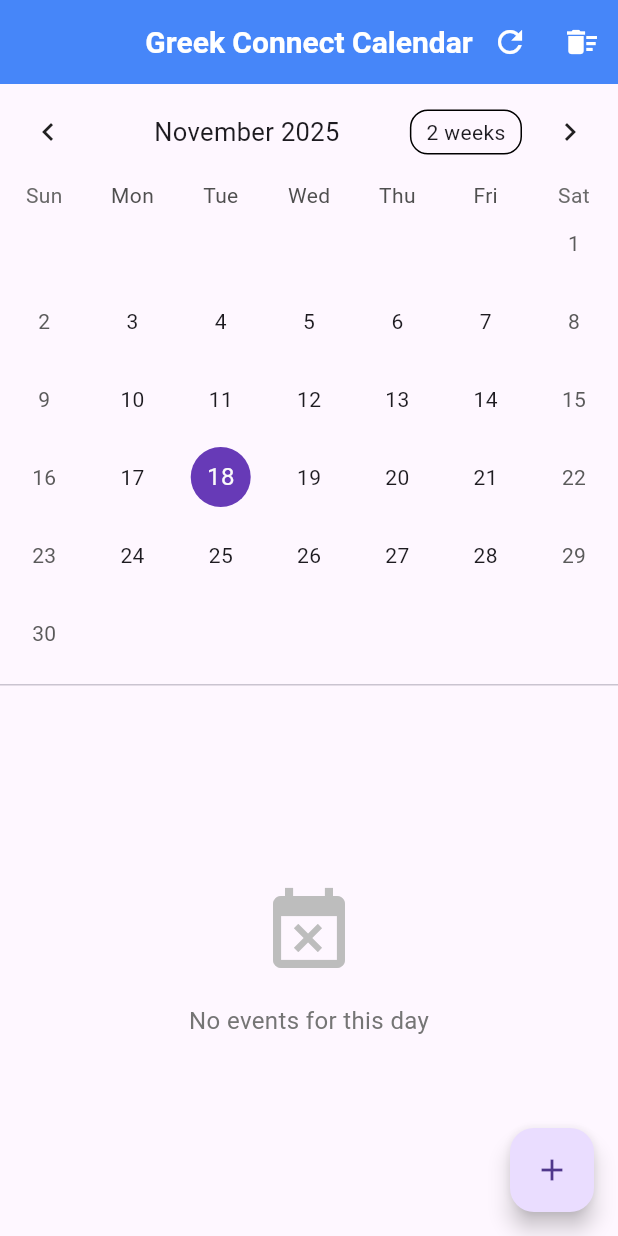
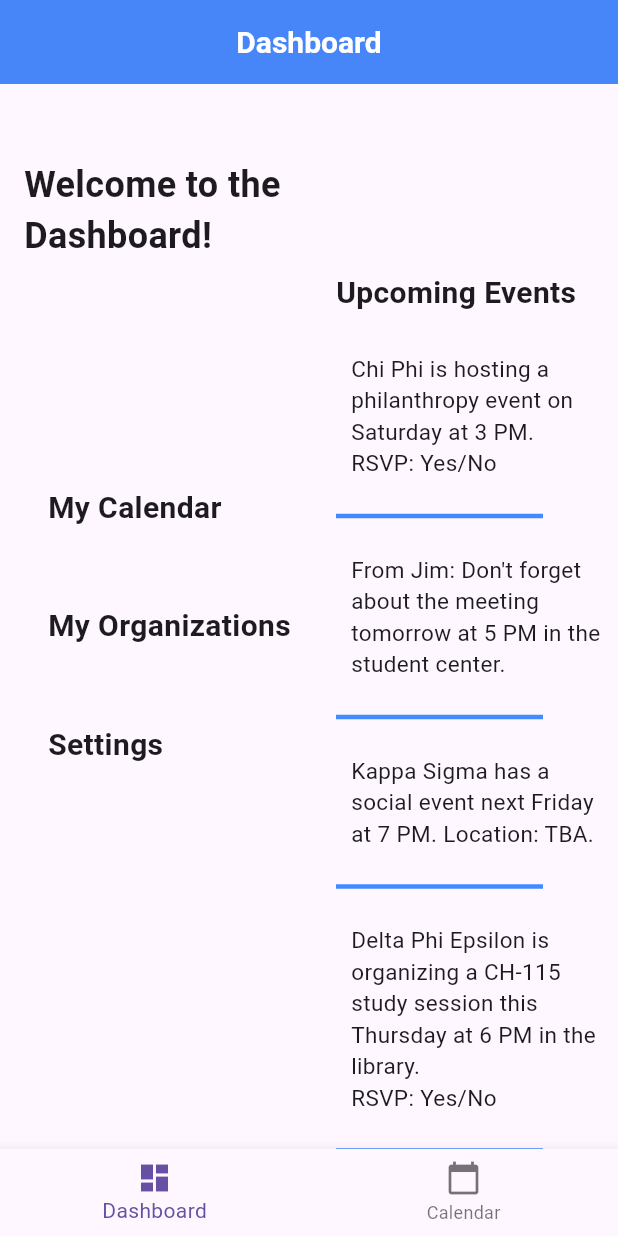
Before and after one commit to Jgalligan1/GreekConnect, a Flutter app: the screen it shows after launch, on a phone screen of 412 x 824 dp. Run offline on Flutter 3.47's test engine with Material 3 defaults, Android fonts, the phone set to English and light mode, and no system bars; drawn by our look-alikes of table_calendar; our stand-ins replace shared_preferences.

Commit message:
Dashboard Screen Implementation, Add event form screen minor fix

```diff
--- a/greek_connect/lib/main.dart
+++ b/greek_connect/lib/main.dart
@@ -1,6 +1,7 @@
 // lib/main.dart
 
 import 'package:flutter/material.dart';
+import 'package:greek_connect/screens/dashboard_screen.dart';
 import 'screens/calendar_screen.dart';
 import 'package:intl/date_symbol_data_local.dart';
 
@@ -34,7 +35,58 @@ class MyApp extends StatelessWidget {
 
         useMaterial3: true,
       ),
-      home: CalendarScreen(),
+      home: MyHomePage(),
     );
   }
 }
+
+class MyHomePage extends StatefulWidget {
+  const MyHomePage({super.key});
+
+  @override
+  State<MyHomePage> createState() => _MyHomePageState();
+}
+
+class _MyHomePageState extends State<MyHomePage> {
+  int selectedIndex = 0;
+
+  @override
+  Widget build(BuildContext context) {
+    Widget page;
+    switch (selectedIndex) {
+      case 0:
+        page = DashboardScreen();
+        break;
+      case 1:
+        page = CalendarScreen();
+        break;
+      default:
+        page = DashboardScreen();
+    }
+    return LayoutBuilder(
+      builder: (context, constraints) {
+        return Scaffold(
+          body: page,
+          bottomNavigationBar: BottomNavigationBar(
+            currentIndex: selectedIndex,
+            onTap: (index) {
+              setState(() {
+                selectedIndex = index;
+              });
+            },
+            items: const [
+              BottomNavigationBarItem(
+                icon: Icon(Icons.dashboard),
+                label: 'Dashboard',
+              ),
+              BottomNavigationBarItem(
+                icon: Icon(Icons.calendar_today),
+                label: 'Calendar',
+              ),
+            ],
+          ),
+        );
+      },
+    );
+  }
+}
--- a/greek_connect/lib/screens/calendar_screen.dart
+++ b/greek_connect/lib/screens/calendar_screen.dart
@@ -98,36 +98,6 @@ class _CalendarScreenState extends State<CalendarScreen> {
   Future<void> _addEvent(Event event) async {
     final normalizedDate = _normalizeDate(event.date);
     if (_selectedDay == null) return;
-    // final controller = TextEditingController();
-
-    // await showDialog(
-    //   context: context,
-    //   builder: (BuildContext context) {
-    //     return AlertDialog(
-    //       title: const Text('Add Event'),
-    //       content: FormScreen(selectedDate: _selectedDay!),
-    //       actions: <Widget>[
-    //         TextButton(
-    //           child: const Text('Cancel'),
-    //           onPressed: () {
-    //             Navigator.of(context).pop();
-    //           },
-    //         ),
-    //         TextButton(
-    //           child: const Text('Add'),
-    //           onPressed: () {
-    //             final newEvent = Event(
-    //               title: controller.text,
-    //               date: _selectedDay!,
-    //               color: 0xFF2196F3,
-    //             );
-    //             Navigator.of(context).pop(newEvent);
-    //           },
-    //         ),
-    //       ],
-    //     );
-    //   },
-    // );
 
     // Update in-memory cache first (immediate UI update)
     setState(() {
@@ -349,12 +319,9 @@ class _CalendarScreenState extends State<CalendarScreen> {
           final newEvent = await Navigator.push(
             context,
             MaterialPageRoute(
-              builder: (BuildContext context) {
-                return AlertDialog(
-                  title: const Text('Add Event'),
-                  content: FormScreen(selectedDate: _selectedDay!),
-                );
-              },
+              builder: (BuildContext context) =>
+                  FormScreen(selectedDate: _selectedDay!),
+              fullscreenDialog: true,
             ),
           );
           if (newEvent != null) {
--- /dev/null
+++ b/greek_connect/lib/screens/dashboard_screen.dart
@@ -0,0 +1,161 @@
+// lib/screens/dashboard_screen.dart
+
+import 'package:flutter/material.dart';
+import 'package:table_calendar/table_calendar.dart';
+import '../models/event.dart';
+import '../services/event_storage.dart';
+import '../screens/form_screen.dart';
+
+class DashboardScreen extends StatefulWidget {
+  const DashboardScreen({Key? key}) : super(key: key);
+
+  @override
+  State<DashboardScreen> createState() => _DashboardScreenState();
+}
+
+class _DashboardScreenState extends State<DashboardScreen> {
+  @override
+  Widget build(BuildContext context) {
+    return Scaffold(
+      appBar: AppBar(title: const Text('Dashboard')),
+      body: Padding(
+        padding: const EdgeInsets.only(left: 16.0),
+        child: Row(
+          crossAxisAlignment: CrossAxisAlignment.start,
+          children: [
+            Expanded(
+              child: Column(
+                crossAxisAlignment: CrossAxisAlignment.start,
+                children: [
+                  Padding(padding: EdgeInsets.only(top: 50.0)),
+                  Text(
+                    'Welcome to the Dashboard!',
+                    style: TextStyle(fontSize: 24, fontWeight: FontWeight.bold),
+                  ),
+                  Padding(padding: EdgeInsets.only(top: 150.0)),
+                  Padding(
+                    padding: EdgeInsets.only(left: 16.0),
+                    child: Text(
+                      'My Calendar',
+                      style: TextStyle(
+                        fontSize: 20,
+                        fontWeight: FontWeight.w600,
+                      ),
+                    ),
+                  ),
+                  Padding(padding: EdgeInsets.only(top: 50.0)),
+                  Padding(
+                    padding: EdgeInsets.only(left: 16.0),
+                    child: Text(
+                      'My Organizations',
+                      style: TextStyle(
+                        fontSize: 20,
+                        fontWeight: FontWeight.w600,
+                      ),
+                    ),
+                  ),
+                  Padding(padding: EdgeInsets.only(top: 50.0)),
+                  Padding(
+                    padding: EdgeInsets.only(left: 16.0),
+                    child: Text(
+                      'Settings',
+                      style: TextStyle(
+                        fontSize: 20,
+                        fontWeight: FontWeight.w600,
+                      ),
+                    ),
+                  ),
+                ],
+              ),
+            ),
+            const SizedBox(width: 20),
+            Expanded(
+              child: Column(
+                crossAxisAlignment: CrossAxisAlignment.start,
+                children: const [
+                  Padding(padding: EdgeInsets.only(top: 125.0)),
+                  Padding(
+                    padding: EdgeInsets.only(right: 10.0),
+                    child: Text(
+                      'Upcoming Events',
+                      style: TextStyle(
+                        fontSize: 20,
+                        fontWeight: FontWeight.w600,
+                      ),
+                    ),
+                  ),
+                  Padding(padding: EdgeInsets.only(top: 25.0)),
+                  Padding(
+                    padding: EdgeInsets.only(left: 10.0),
+                    child: Text(
+                      'Chi Phi is hosting a philanthropy event on Saturday at 3 PM.\nRSVP: Yes/No',
+                      style: TextStyle(
+                        fontSize: 15,
+                        fontWeight: FontWeight.w400,
+                      ),
+                    ),
+                  ),
+                  Divider(
+                    thickness: 3,
+                    endIndent: 50,
+                    color: Colors.blueAccent,
+                    height: 50,
+                  ),
+                  Padding(
+                    padding: EdgeInsets.only(left: 10.0, right: 10),
+                    child: Text(
+                      'From Jim: Don\'t forget about the meeting tomorrow at 5 PM in the student center.',
+                      style: TextStyle(
+                        fontSize: 15,
+                        fontWeight: FontWeight.w400,
+                      ),
+                    ),
+                  ),
+                  Divider(
+                    thickness: 3,
+                    endIndent: 50,
+                    color: Colors.blueAccent,
+                    height: 50,
+                  ),
+                  Padding(
+                    padding: EdgeInsets.only(left: 10.0, right: 10),
+                    child: Text(
+                      'Kappa Sigma has a social event next Friday at 7 PM. Location: TBA.',
+                      style: TextStyle(
+                        fontSize: 15,
+                        fontWeight: FontWeight.w400,
+                      ),
+                    ),
+                  ),
+                  Divider(
+                    thickness: 3,
+                    endIndent: 50,
+                    color: Colors.blueAccent,
+                    height: 50,
+                  ),
+                  Padding(
+                    padding: EdgeInsets.only(left: 10.0, right: 10),
+                    child: Text(
+                      'Delta Phi Epsilon is organizing a CH-115 study session this Thursday at 6 PM in the library. \nRSVP: Yes/No',
+                      style: TextStyle(
+                        fontSize: 15,
+                        fontWeight: FontWeight.w400,
+                      ),
+                    ),
+                  ),
+                  Divider(
+                    thickness: 3,
+                    endIndent: 50,
+                    color: Colors.blueAccent,
+                    height: 50,
+                  ),
+                  // Add more dashboard content here
+                ],
+              ),
+            ),
+          ],
+        ),
+      ),
+    );
+  }
+}
```
